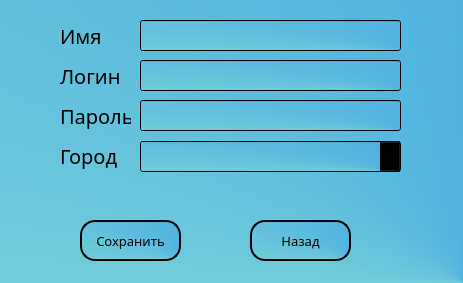
This is cabinet.ui in Animila/PyWeather as Qt 5 draws it before an edit. The edited form follows.
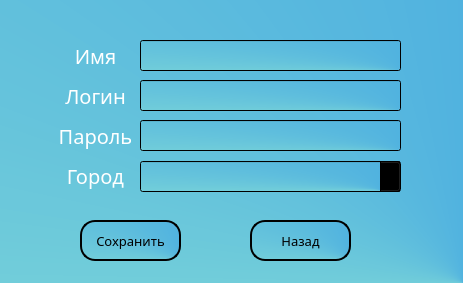
This is the edited form.

The edit to the form file:
```diff
--- a/cabinet.ui
+++ b/cabinet.ui
@@ -20,7 +20,7 @@
    <property name="geometry">
     <rect>
      <x>60</x>
-     <y>20</y>
+     <y>40</y>
      <width>71</width>
      <height>31</height>
     </rect>
@@ -32,17 +32,21 @@
     </font>
    </property>
    <property name="styleSheet">
-    <string notr="true">background-color: None;</string>
+    <string notr="true">background-color: None;
+color: rgb(255, 255, 255);</string>
    </property>
    <property name="text">
     <string>Имя</string>
    </property>
+   <property name="alignment">
+    <set>Qt::AlignCenter</set>
+   </property>
   </widget>
   <widget class="QLabel" name="label_2">
    <property name="geometry">
     <rect>
      <x>60</x>
-     <y>60</y>
+     <y>80</y>
      <width>71</width>
      <height>31</height>
     </rect>
@@ -54,17 +58,21 @@
     </font>
    </property>
    <property name="styleSheet">
-    <string notr="true">background-color: None;</string>
+    <string notr="true">background-color: None;
+color: rgb(255, 255, 255);</string>
    </property>
    <property name="text">
     <string>Логин</string>
    </property>
+   <property name="alignment">
+    <set>Qt::AlignCenter</set>
+   </property>
   </widget>
   <widget class="QLabel" name="label_3">
    <property name="geometry">
     <rect>
      <x>60</x>
-     <y>100</y>
+     <y>120</y>
      <width>71</width>
      <height>31</height>
     </rect>
@@ -76,17 +84,21 @@
     </font>
    </property>
    <property name="styleSheet">
-    <string notr="true">background-color: None;</string>
+    <string notr="true">background-color: None;
+color: rgb(255, 255, 255);</string>
    </property>
    <property name="text">
     <string>Пароль</string>
    </property>
+   <property name="alignment">
+    <set>Qt::AlignCenter</set>
+   </property>
   </widget>
   <widget class="QLabel" name="label_4">
    <property name="geometry">
     <rect>
      <x>60</x>
-     <y>140</y>
+     <y>160</y>
      <width>71</width>
      <height>31</height>
     </rect>
@@ -98,17 +110,21 @@
     </font>
    </property>
    <property name="styleSheet">
-    <string notr="true">background-color: None;</string>
+    <string notr="true">background-color: None;
+color: rgb(255, 255, 255);</string>
    </property>
    <property name="text">
     <string>Город</string>
    </property>
+   <property name="alignment">
+    <set>Qt::AlignCenter</set>
+   </property>
   </widget>
   <widget class="QComboBox" name="city">
    <property name="geometry">
     <rect>
      <x>140</x>
-     <y>141</y>
+     <y>161</y>
      <width>261</width>
      <height>31</height>
     </rect>
@@ -126,7 +142,7 @@
    <property name="geometry">
     <rect>
      <x>140</x>
-     <y>100</y>
+     <y>120</y>
      <width>261</width>
      <height>31</height>
     </rect>
@@ -144,7 +160,7 @@
    <property name="geometry">
     <rect>
      <x>140</x>
-     <y>60</y>
+     <y>80</y>
      <width>261</width>
      <height>31</height>
     </rect>
@@ -162,7 +178,7 @@
    <property name="geometry">
     <rect>
      <x>140</x>
-     <y>20</y>
+     <y>40</y>
      <width>261</width>
      <height>31</height>
     </rect>
```
